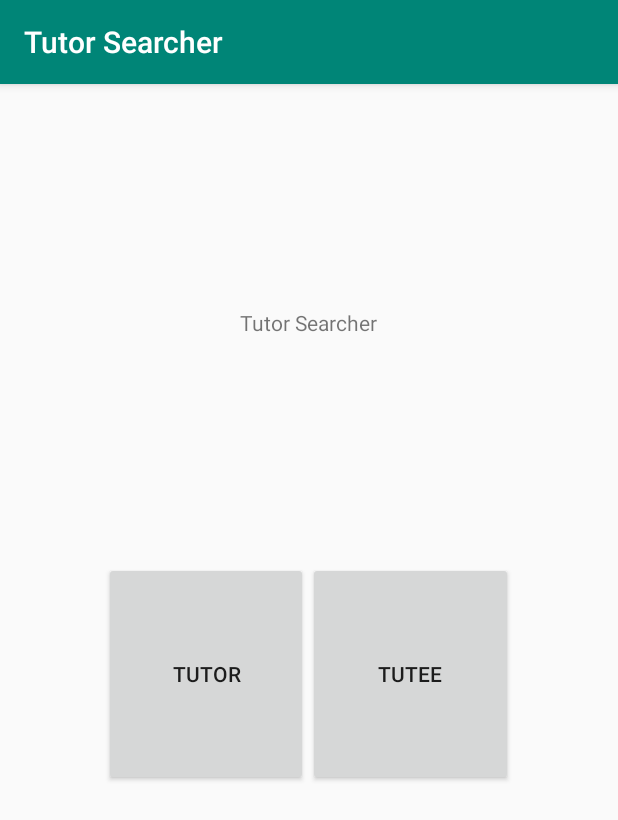
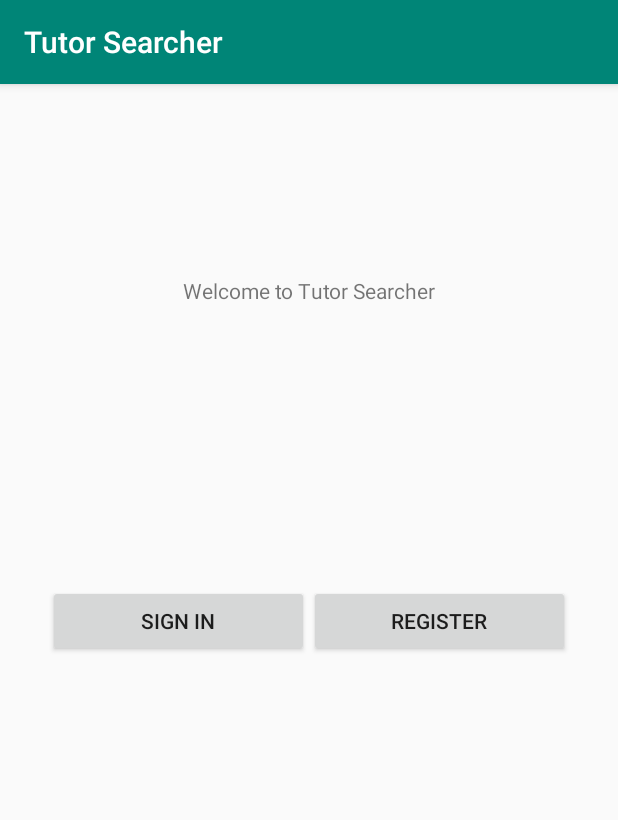
Before and after one commit to kmhamasaki/TutorSearcher, an Android app: the screen it shows after launch (MainActivity), on a phone screen of 412 x 824 dp. Shown: the top 820 px of the screen. Run offline under Robolectric (Android 15) with nearby library versions, the phone set to English and light mode, and no system bars.

Commit message:
updated home page

```diff
--- a/TutorSearcherAndroid/app/build.gradle
+++ b/TutorSearcherAndroid/app/build.gradle
@@ -23,6 +23,8 @@ dependencies {
     implementation fileTree(dir: 'libs', include: ['*.jar'])
     implementation 'androidx.appcompat:appcompat:1.0.2'
     implementation 'androidx.constraintlayout:constraintlayout:1.1.3'
+    implementation 'com.google.android.material:material:1.0.0'
+    implementation 'androidx.lifecycle:lifecycle-extensions:2.0.0'
     testImplementation 'junit:junit:4.12'
     androidTestImplementation 'androidx.test.ext:junit:1.1.0'
     androidTestImplementation 'androidx.test.espresso:espresso-core:3.1.1'
--- a/TutorSearcherAndroid/app/src/main/java/com/example/tutorsearcherandroid/LoginActivity.java
+++ b/TutorSearcherAndroid/app/src/main/java/com/example/tutorsearcherandroid/LoginActivity.java
@@ -4,6 +4,7 @@ import androidx.appcompat.app.AppCompatActivity;
 
 import android.content.Intent;
 import android.os.Bundle;
+import android.widget.TextView;
 import android.widget.Toast;
 
 public class LoginActivity extends AppCompatActivity {
@@ -15,6 +16,9 @@ public class LoginActivity extends AppCompatActivity {
 
         Bundle extras = getIntent().getExtras();
         String accountType = extras.getString("accountType");
+        accountType = accountType.substring(0,1).toUpperCase() + accountType.substring(1).toLowerCase();
+        TextView T =(TextView)findViewById(R.id.textView);
+        T.setText(accountType + " Log In");
         Toast.makeText(getApplicationContext(),"Acc type: "+accountType, Toast.LENGTH_SHORT).show();
     }
 }
--- a/TutorSearcherAndroid/app/src/main/java/com/example/tutorsearcherandroid/MainActivity.java
+++ b/TutorSearcherAndroid/app/src/main/java/com/example/tutorsearcherandroid/MainActivity.java
@@ -6,6 +6,8 @@ import android.content.Intent;
 import android.os.Bundle;
 import android.view.View;
 import android.widget.Button;
+import android.widget.EditText;
+import android.widget.TextView;
 
 public class MainActivity extends AppCompatActivity implements View.OnClickListener{
 
@@ -14,22 +16,45 @@ public class MainActivity extends AppCompatActivity implements View.OnClickListe
         super.onCreate(savedInstanceState);
         setContentView(R.layout.activity_main);
 
-        Button button1 = findViewById(R.id.button1);
-        Button button2 = findViewById(R.id.button2);
+        Button login = findViewById(R.id.login);
+        Button register = findViewById(R.id.register);
+        TextView textView5 = findViewById(R.id.textView5);
 
-        button1.setOnClickListener(this);
-        button2.setOnClickListener(this);
-
+        login.setOnClickListener(this);
+        register.setOnClickListener(this);
+        textView5.setOnClickListener(this);
     }
 
     @Override
     public void onClick(View v) {
         switch (v.getId()){
-            case R.id.button1:
-                openLoginActivity("tutor");
+            case R.id.login:
+                EditText username = findViewById(R.id.username);
+                EditText password = findViewById(R.id.password);
+                username.setVisibility(View.VISIBLE);
+                password.setVisibility(View.VISIBLE);
+
+                Button login = findViewById(R.id.login);
+                Button register = findViewById(R.id.register);
+                login.setVisibility(View.INVISIBLE);
+                register.setVisibility(View.INVISIBLE);
+
+                Button bigLogin = findViewById(R.id.bigLogin);
+                bigLogin.setVisibility(View.VISIBLE);
+
+                TextView textView4 = findViewById(R.id.textView4);
+                TextView textView5 = findViewById(R.id.textView5);
+                textView4.setVisibility(View.VISIBLE);
+                textView5.setVisibility(View.VISIBLE);
+
+
                 break;
-            case R.id.button2:
-                openLoginActivity("tutee");
+            case R.id.register:
+                openLoginActivity("asdf");
+                break;
+
+            case R.id.textView5:
+                openLoginActivity("yas");
                 break;
         }
     }
--- a/TutorSearcherAndroid/app/src/main/res/layout/activity_login.xml
+++ b/TutorSearcherAndroid/app/src/main/res/layout/activity_login.xml
@@ -11,12 +11,28 @@
     android:paddingBottom="16dp"
     tools:context=".LoginActivity">
 
+    <TextView
+        android:id="@+id/textView"
+        android:layout_width="wrap_content"
+        android:layout_height="wrap_content"
+        android:layout_marginStart="24dp"
+        android:layout_marginLeft="24dp"
+        android:layout_marginTop="96dp"
+        android:layout_marginEnd="24dp"
+        android:layout_marginRight="24dp"
+        android:layout_marginBottom="24dp"
+        android:text="TextView"
+        app:layout_constraintBottom_toTopOf="@+id/username"
+        app:layout_constraintEnd_toEndOf="parent"
+        app:layout_constraintStart_toStartOf="parent"
+        app:layout_constraintTop_toTopOf="parent" />
+
     <EditText
         android:id="@+id/username"
         android:layout_width="0dp"
         android:layout_height="wrap_content"
         android:layout_marginStart="24dp"
-        android:layout_marginTop="96dp"
+        android:layout_marginTop="64dp"
         android:layout_marginEnd="24dp"
 
         android:hint="@string/prompt_email"
@@ -24,7 +40,7 @@
         android:selectAllOnFocus="true"
         app:layout_constraintEnd_toEndOf="parent"
         app:layout_constraintStart_toStartOf="parent"
-        app:layout_constraintTop_toTopOf="parent" />
+        app:layout_constraintTop_toBottomOf="@id/textView" />
 
     <EditText
         android:id="@+id/password"
--- a/TutorSearcherAndroid/app/src/main/res/layout/activity_main.xml
+++ b/TutorSearcherAndroid/app/src/main/res/layout/activity_main.xml
@@ -6,64 +6,133 @@
     android:layout_height="match_parent"
     tools:context=".MainActivity">
 
+    <TextView
+        android:id="@+id/welcomeMessage"
+        android:layout_width="wrap_content"
+        android:layout_height="wrap_content"
+        android:layout_marginStart="32dp"
+        android:layout_marginLeft="32dp"
+        android:layout_marginTop="128dp"
+        android:layout_marginEnd="32dp"
+        android:layout_marginRight="32dp"
+        android:text="@string/welcome_message"
+        app:layout_constraintEnd_toEndOf="parent"
+        app:layout_constraintStart_toStartOf="parent"
+        app:layout_constraintTop_toTopOf="parent" />
+
+    <EditText
+        android:id="@+id/username"
+        android:layout_width="0dp"
+        android:layout_height="wrap_content"
+        android:layout_marginStart="32dp"
+        android:layout_marginLeft="32dp"
+        android:layout_marginTop="64dp"
+        android:layout_marginEnd="32dp"
+        android:layout_marginRight="32dp"
+        android:hint="@string/prompt_email"
+        android:inputType="textEmailAddress"
+        android:selectAllOnFocus="true"
+        android:visibility="invisible"
+        app:layout_constraintEnd_toEndOf="parent"
+        app:layout_constraintStart_toStartOf="parent"
+        app:layout_constraintTop_toBottomOf="@id/welcomeMessage" />
+
+    <EditText
+        android:id="@+id/password"
+        android:layout_width="0dp"
+        android:layout_height="wrap_content"
+        android:layout_marginStart="32dp"
+        android:layout_marginLeft="32dp"
+        android:layout_marginTop="8dp"
+        android:layout_marginEnd="32dp"
+        android:layout_marginRight="32dp"
+        android:hint="@string/prompt_password"
+        android:imeActionLabel="@string/action_sign_in_short"
+        android:imeOptions="actionDone"
+        android:inputType="textPassword"
+        android:selectAllOnFocus="true"
+        android:visibility="invisible"
+        app:layout_constraintEnd_toEndOf="parent"
+        app:layout_constraintStart_toStartOf="parent"
+        app:layout_constraintTop_toBottomOf="@+id/username" />
+
+    <Button
+        android:id="@+id/bigLogin"
+        android:layout_width="0dp"
+        android:layout_height="wrap_content"
+        android:layout_marginStart="32dp"
+        android:layout_marginLeft="32dp"
+        android:layout_marginTop="24dp"
+        android:layout_marginEnd="32dp"
+        android:layout_marginRight="32dp"
+        android:layout_weight="1"
+        android:text="@string/action_sign_in"
+        android:visibility="invisible"
+        app:layout_constraintEnd_toEndOf="parent"
+        app:layout_constraintStart_toStartOf="parent"
+        app:layout_constraintTop_toBottomOf="@id/password" />
+
     <LinearLayout
         android:layout_width="match_parent"
-        android:layout_height="match_parent"
-        android:orientation="vertical"
+        android:layout_height="wrap_content"
+        android:layout_marginStart="32dp"
+        android:layout_marginLeft="32dp"
+        android:layout_marginTop="24dp"
+        android:layout_marginEnd="32dp"
+        android:layout_marginRight="32dp"
+        android:orientation="horizontal"
         app:layout_constraintEnd_toEndOf="parent"
-        app:layout_constraintStart_toStartOf="parent">
+        app:layout_constraintStart_toStartOf="parent"
+        app:layout_constraintTop_toBottomOf="@id/password">
 
-        <LinearLayout
-            android:layout_width="match_parent"
-            android:layout_height="wrap_content"
-            android:layout_weight="2"
-            android:gravity="center_horizontal|center_vertical"
-            android:orientation="horizontal">
-
-            <TextView
-                android:id="@+id/textView"
-                android:layout_width="wrap_content"
-                android:layout_height="wrap_content"
-                android:text="@string/app_name" />
-        </LinearLayout>
-
-        <LinearLayout
-            android:layout_width="match_parent"
+        <Button
+            android:id="@+id/login"
+            android:layout_width="wrap_content"
             android:layout_height="wrap_content"
             android:layout_weight="1"
-            android:orientation="horizontal">
+            android:text="@string/action_sign_in" />
 
-            <View
-                android:layout_width="1dp"
-                android:layout_height="0dp"
-                android:layout_weight="1" />
-
-            <Button
-                android:id="@+id/button1"
-                android:layout_width="0dp"
-                android:layout_height="match_parent"
-                android:layout_weight="2"
-                android:text="@string/tutor" />
-
-            <Button
-                android:id="@+id/button2"
-                android:layout_width="0dp"
-                android:layout_height="match_parent"
-                android:layout_weight="2"
-                android:text="@string/tutee" />
-
-            <View
-                android:layout_width="1dp"
-                android:layout_height="0dp"
-                android:layout_weight="1" />
-
-        </LinearLayout>
-
-        <LinearLayout
-            android:layout_width="match_parent"
+        <Button
+            android:id="@+id/register"
+            android:layout_width="wrap_content"
             android:layout_height="wrap_content"
-            android:layout_weight="2"
-            android:orientation="horizontal"/>
+            android:layout_weight="1"
+            android:text="@string/action_register" />
     </LinearLayout>
 
+    <TextView
+        android:id="@+id/textView4"
+        android:layout_width="wrap_content"
+        android:layout_height="wrap_content"
+        android:layout_marginStart="32dp"
+        android:layout_marginLeft="32dp"
+        android:layout_marginTop="32dp"
+        android:layout_marginEnd="32dp"
+        android:layout_marginRight="32dp"
+        android:text="@string/no_account_message"
+        android:visibility="invisible"
+        app:layout_constraintEnd_toEndOf="parent"
+        app:layout_constraintStart_toStartOf="parent"
+        app:layout_constraintTop_toBottomOf="@+id/bigLogin" />
+
+    <TextView
+        android:id="@+id/textView5"
+        android:layout_width="wrap_content"
+        android:layout_height="wrap_content"
+        android:layout_marginStart="32dp"
+        android:layout_marginLeft="32dp"
+        android:layout_marginEnd="32dp"
+        android:layout_marginRight="32dp"
+        android:layout_marginBottom="64dp"
+        android:clickable="true"
+        android:text="@string/prompt_user_to_register"
+        android:textColor="@color/cardinal"
+        android:visibility="invisible"
+        app:layout_constraintBottom_toBottomOf="parent"
+        app:layout_constraintEnd_toEndOf="parent"
+        app:layout_constraintStart_toStartOf="parent"
+        app:layout_constraintTop_toBottomOf="@id/textView4"
+        app:layout_constraintVertical_bias="0.0"
+        android:focusable="true" />
+
 </androidx.constraintlayout.widget.ConstraintLayout>
--- a/TutorSearcherAndroid/app/src/main/res/values/colors.xml
+++ b/TutorSearcherAndroid/app/src/main/res/values/colors.xml
@@ -3,4 +3,7 @@
     <color name="colorPrimary">#008577</color>
     <color name="colorPrimaryDark">#00574B</color>
     <color name="colorAccent">#D81B60</color>
+    <color name="cardinal">#990000</color>
+    <color name="gold">#FFCC00</color>
+    <color name="black">#000000</color>
 </resources>
--- a/TutorSearcherAndroid/app/src/main/res/values/strings.xml
+++ b/TutorSearcherAndroid/app/src/main/res/values/strings.xml
@@ -1,5 +1,6 @@
 <resources>
     <string name="app_name">Tutor Searcher</string>
+    <string name="welcome_message">Welcome to Tutor Searcher</string>
     <string name="tutor">Tutor</string>
     <string name="tutee">Tutee</string>
     <string name="title_activity_login">Sign in</string>
@@ -12,4 +13,10 @@
     <string name="invalid_username">Not a valid username</string>
     <string name="invalid_password">Password must be >5 characters</string>
     <string name="login_failed">"Login failed"</string>
+
+    <string name="no_account_message">Don\'t have an account?</string>
+    <string name="prompt_user_to_register">Register for account now.</string>
+    <string name="title_activity_availability">AvailabilityActivity</string>
+    <string name="tab_text_1">Tab 1</string>
+    <string name="tab_text_2">Tab 2</string>
 </resources>
--- a/TutorSearcherAndroid/app/src/main/res/values/styles.xml
+++ b/TutorSearcherAndroid/app/src/main/res/values/styles.xml
@@ -8,4 +8,13 @@
         <item name="colorAccent">@color/colorAccent</item>
     </style>
 
+    <style name="AppTheme.NoActionBar">
+        <item name="windowActionBar">false</item>
+        <item name="windowNoTitle">true</item>
+    </style>
+
+    <style name="AppTheme.AppBarOverlay" parent="ThemeOverlay.AppCompat.Dark.ActionBar" />
+
+    <style name="AppTheme.PopupOverlay" parent="ThemeOverlay.AppCompat.Light" />
+
 </resources>
```
Also changed, not shown: TutorSearcherAndroid/app/src/main/AndroidManifest.xml (+5 -3 lines).
